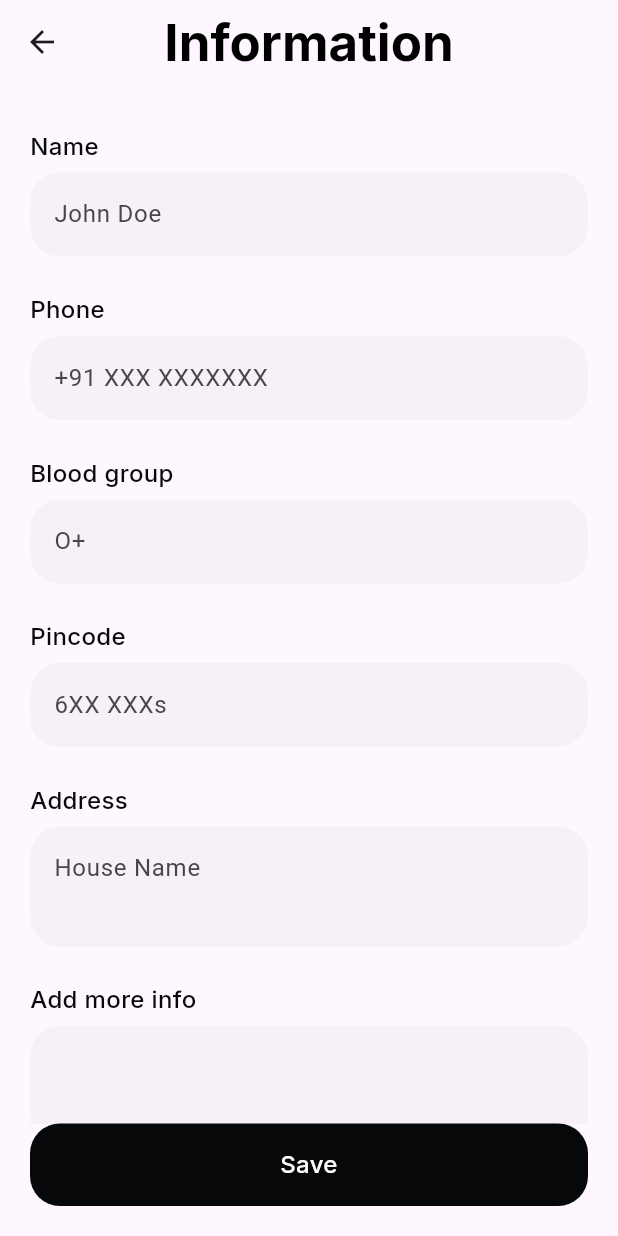
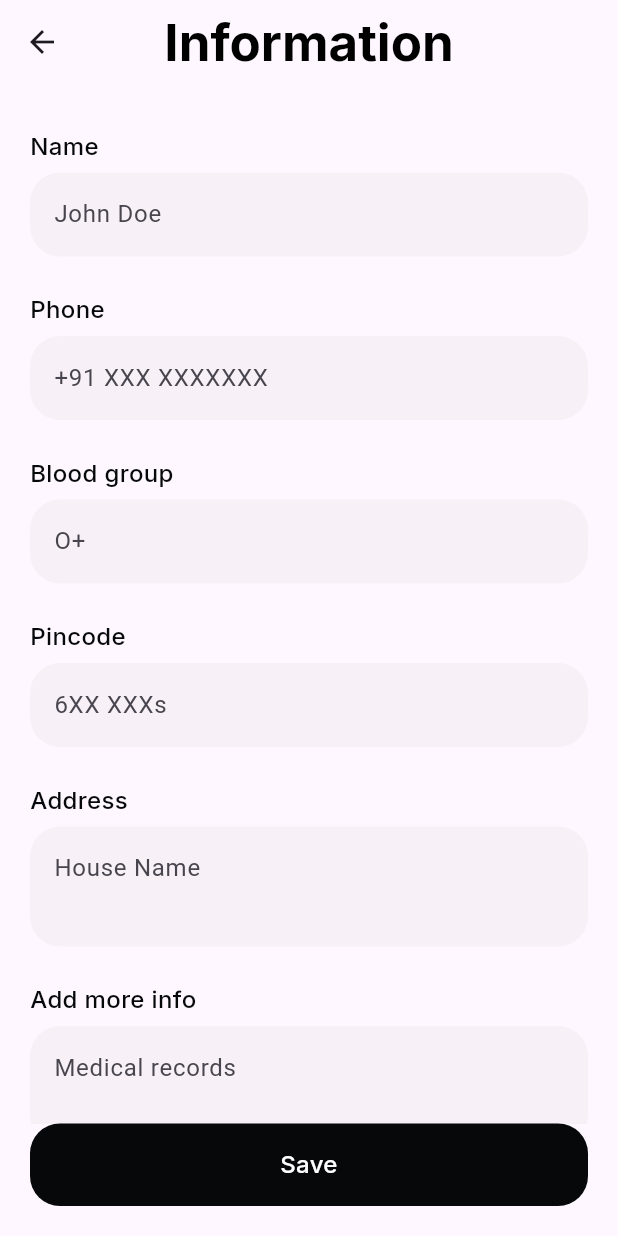
Before and after one commit to Schematic-Bytes/reakt_mobile, a Flutter app: the InfoRoute screen opened directly, on a phone screen of 412 x 824 dp. Run offline on Flutter 3.47's test engine with Material 2 defaults, Android fonts, the phone set to English and light mode, and no system bars; our stand-ins replace go_router, google_fonts.

```diff
--- a/lib/routes/personal_info_route.dart
+++ b/lib/routes/personal_info_route.dart
@@ -178,7 +178,7 @@ class InfoRoute extends StatelessWidget {
                         counterText: "",
                         fillColor: const Color.fromRGBO(179, 179, 179, 0.1),
                         filled: true,
-                        hintText: "",
+                        hintText: "Medical records",
                       ),
                     ),
                     const SizedBox(height: 24),
```
